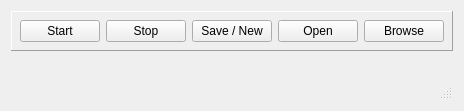
The window that host/form.ui (olegv142/NRF51Chrono) describes before a commit, drawn with Qt 5.
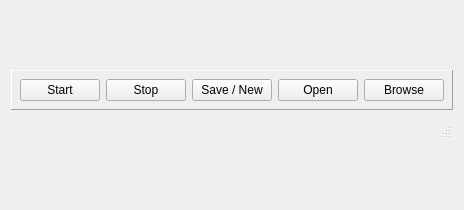
The same window after the commit. Icons and pictures are not drawn.

Commit message: Stratch lanes rather than status bar on window resize

```diff
--- a/host/form.ui
+++ b/host/form.ui
@@ -6,8 +6,8 @@
    <rect>
     <x>0</x>
     <y>0</y>
-    <width>447</width>
-    <height>111</height>
+    <width>453</width>
+    <height>210</height>
    </rect>
   </property>
   <property name="windowTitle">
@@ -98,21 +98,28 @@
       <layout class="QVBoxLayout" name="laneList"/>
      </item>
      <item>
-      <layout class="QHBoxLayout" name="horizontalLayout_4">
+      <widget class="QFrame" name="fStatus">
+       <property name="sizePolicy">
+        <sizepolicy hsizetype="Preferred" vsizetype="Fixed">
+         <horstretch>0</horstretch>
+         <verstretch>0</verstretch>
+        </sizepolicy>
+       </property>
+       <layout class="QHBoxLayout" name="horizontalLayout_5">
        <property name="spacing">
         <number>4</number>
        </property>
        <property name="leftMargin">
-        <number>0</number>
+         <number>1</number>
        </property>
        <property name="topMargin">
-        <number>0</number>
+         <number>1</number>
        </property>
        <property name="rightMargin">
-        <number>0</number>
+         <number>1</number>
        </property>
        <property name="bottomMargin">
-        <number>0</number>
+         <number>1</number>
        </property>
        <item>
         <widget class="QStatusBar" name="sbar0">
@@ -125,6 +132,7 @@
         <widget class="QStatusBar" name="sbar1"/>
        </item>
       </layout>
+      </widget>
      </item>
     </layout>
    </item>
```
Lines whose indentation alone changed are shown as unchanged.
